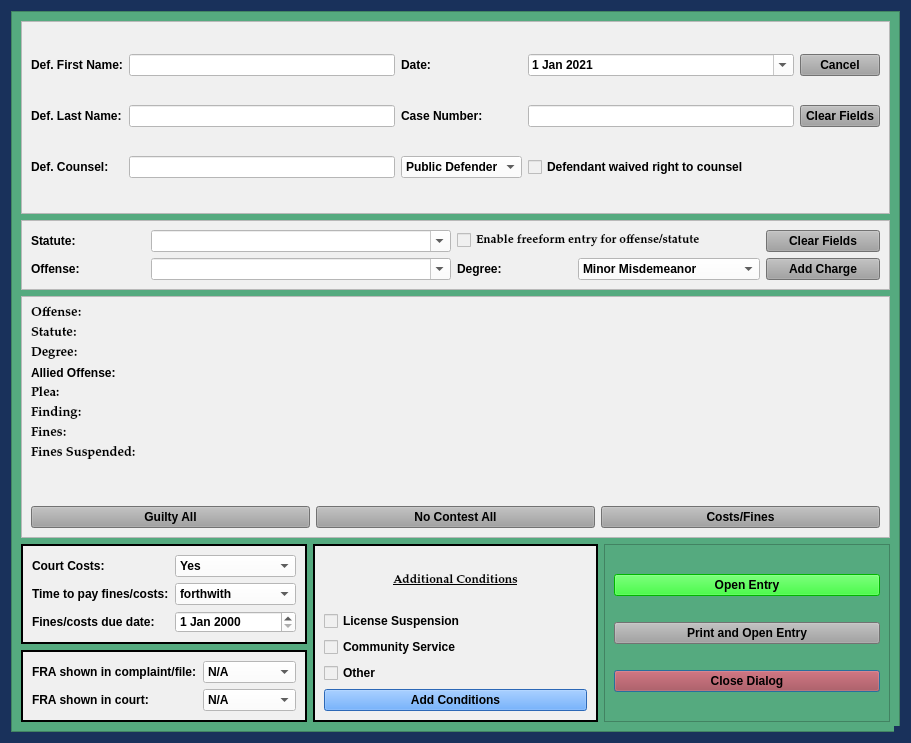
Qt form package/views/ui/NoJailPleaDialog.ui (HunterProgram22/MuniEntry) before a commit.
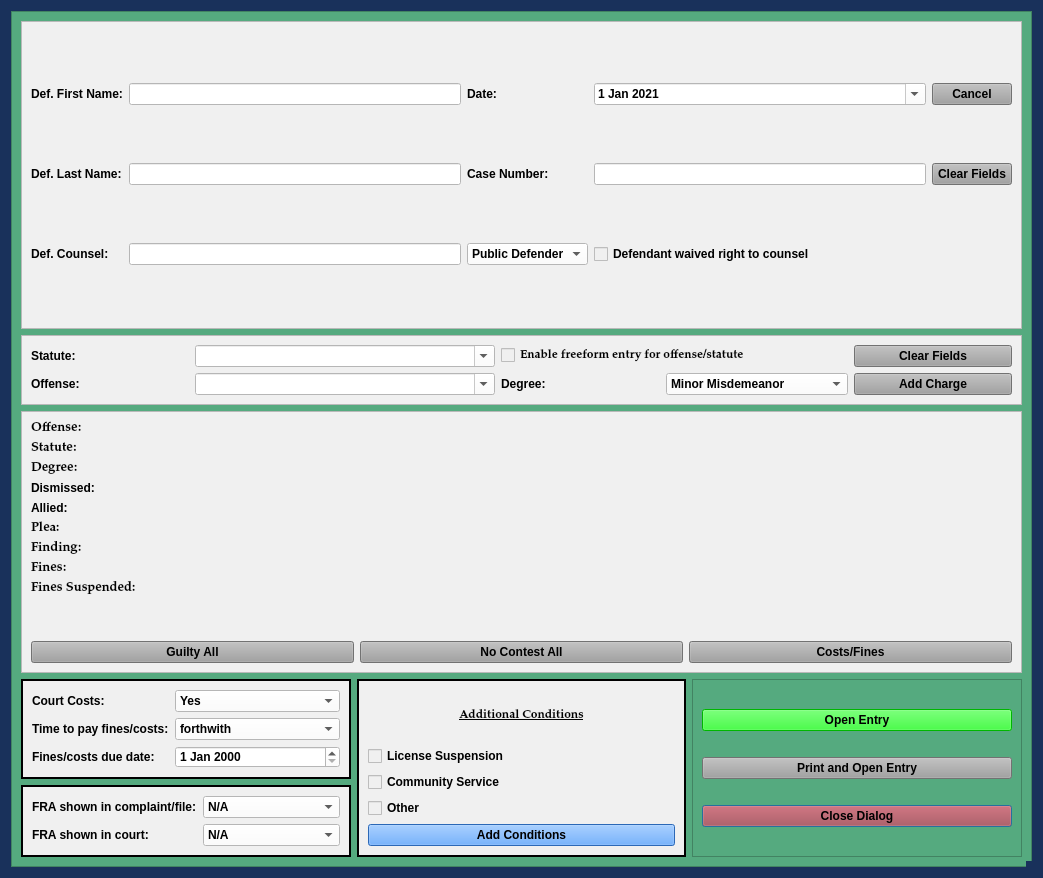
The same form after that commit.

Commit message: Added dismissed checkbox to NoJail - need to wire up.

Diff of the .ui file:
```diff
--- a/package/views/ui/NoJailPleaDialog.ui
+++ b/package/views/ui/NoJailPleaDialog.ui
@@ -9,8 +9,8 @@
    <rect>
     <x>0</x>
     <y>0</y>
-    <width>911</width>
-    <height>743</height>
+    <width>1043</width>
+    <height>878</height>
    </rect>
   </property>
   <property name="sizePolicy">
@@ -161,9 +161,9 @@
       <property name="geometry">
        <rect>
         <x>0</x>
-        <y>-39</y>
-        <width>868</width>
-        <height>760</height>
+        <y>0</y>
+        <width>1021</width>
+        <height>856</height>
        </rect>
       </property>
       <layout class="QGridLayout" name="gridLayout_4" rowstretch="1,0,0,0,0,0,0">
@@ -415,18 +415,9 @@
             <item row="0" column="0" colspan="3">
              <layout class="QGridLayout" name="charges_gridLayout">
               <item row="4" column="0">
-               <widget class="QLabel" name="plea_label_1">
-                <property name="font">
-                 <font>
-                  <family>Palatino Linotype</family>
-                  <pointsize>10</pointsize>
-                  <weight>75</weight>
-                  <italic>false</italic>
-                  <bold>true</bold>
-                 </font>
-                </property>
+               <widget class="QLabel" name="allied_label">
                 <property name="text">
-                 <string>Plea:</string>
+                 <string>Allied:</string>
                 </property>
                </widget>
               </item>
@@ -442,12 +433,12 @@
                  </font>
                 </property>
                 <property name="text">
-                 <string>Finding:</string>
+                 <string>Plea:</string>
                 </property>
                </widget>
               </item>
-              <item row="7" column="0">
-               <widget class="QLabel" name="label_10">
+              <item row="1" column="0">
+               <widget class="QLabel" name="statute_label">
                 <property name="font">
                  <font>
                   <family>Palatino Linotype</family>
@@ -458,14 +449,7 @@
                  </font>
                 </property>
                 <property name="text">
-                 <string>Fines Suspended:</string>
-                </property>
-               </widget>
-              </item>
-              <item row="9" column="0">
-               <widget class="QLabel" name="label_5">
-                <property name="text">
-                 <string/>
+                 <string>Statute:</string>
                 </property>
                </widget>
               </item>
@@ -485,22 +469,6 @@
                 </property>
                </widget>
               </item>
-              <item row="6" column="0">
-               <widget class="QLabel" name="label_17">
-                <property name="font">
-                 <font>
-                  <family>Palatino Linotype</family>
-                  <pointsize>10</pointsize>
-                  <weight>75</weight>
-                  <italic>false</italic>
-                  <bold>true</bold>
-                 </font>
-                </property>
-                <property name="text">
-                 <string>Fines:</string>
-                </property>
-               </widget>
-              </item>
               <item row="0" column="0">
                <widget class="QLabel" name="offense_label_1">
                 <property name="font">
@@ -520,24 +488,63 @@
                 </property>
                </widget>
               </item>
-              <item row="1" column="0">
-               <widget class="QLabel" name="label_19">
-                <property name="font">
-                 <font>
-                  <family>Palatino Linotype</family>
-                  <pointsize>10</pointsize>
-                  <weight>75</weight>
-                  <italic>false</italic>
-                  <bold>true</bold>
-                 </font>
-                </property>
-                <property name="text">
-                 <string>Statute:</string>
-                </property>
-               </widget>
-              </item>
               <item row="8" column="0">
-               <widget class="QLabel" name="label_4">
+               <widget class="QLabel" name="fines_suspended_label">
+                <property name="font">
+                 <font>
+                  <family>Palatino Linotype</family>
+                  <pointsize>10</pointsize>
+                  <weight>75</weight>
+                  <italic>false</italic>
+                  <bold>true</bold>
+                 </font>
+                </property>
+                <property name="text">
+                 <string>Fines Suspended:</string>
+                </property>
+               </widget>
+              </item>
+              <item row="6" column="0">
+               <widget class="QLabel" name="finding_label">
+                <property name="font">
+                 <font>
+                  <family>Palatino Linotype</family>
+                  <pointsize>10</pointsize>
+                  <weight>75</weight>
+                  <italic>false</italic>
+                  <bold>true</bold>
+                 </font>
+                </property>
+                <property name="text">
+                 <string>Finding:</string>
+                </property>
+               </widget>
+              </item>
+              <item row="7" column="0">
+               <widget class="QLabel" name="fines_label">
+                <property name="font">
+                 <font>
+                  <family>Palatino Linotype</family>
+                  <pointsize>10</pointsize>
+                  <weight>75</weight>
+                  <italic>false</italic>
+                  <bold>true</bold>
+                 </font>
+                </property>
+                <property name="text">
+                 <string>Fines:</string>
+                </property>
+               </widget>
+              </item>
+              <item row="9" column="0">
+               <widget class="QLabel" name="amend_row_label">
+                <property name="text">
+                 <string/>
+                </property>
+               </widget>
+              </item>
+              <item row="10" column="0">
+               <widget class="QLabel" name="label_5">
                 <property name="text">
                  <string/>
                 </property>
@@ -546,7 +553,7 @@
               <item row="3" column="0">
                <widget class="QLabel" name="label_7">
                 <property name="text">
-                 <string>Allied Offense:</string>
+                 <string>Dismissed:</string>
                 </property>
                </widget>
               </item>
```
Left out of the diff: 214 changed lines with no effect on the pictures. The commit also changes 6 other files.
